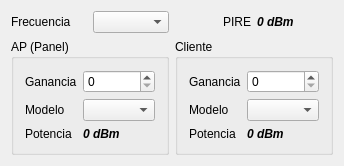
The window that mainwindow.ui (silderan/WiFiLinkCalc) describes before a commit, drawn with Qt 5.
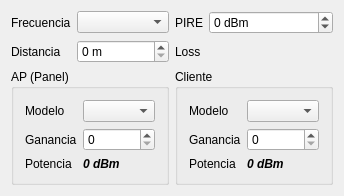
The same window after the commit. Custom widgets are drawn as their Qt base class.

What changed in the file:
```diff
--- a/mainwindow.ui
+++ b/mainwindow.ui
@@ -7,7 +7,7 @@
     <x>0</x>
     <y>0</y>
     <width>302</width>
-    <height>144</height>
+    <height>172</height>
    </rect>
   </property>
   <property name="windowTitle">
@@ -15,20 +15,30 @@
   </property>
   <widget class="QWidget" name="centralWidget">
    <layout class="QGridLayout" name="gridLayout">
-    <item row="0" column="0" colspan="2">
-     <layout class="QHBoxLayout" name="horizontalLayout">
-      <item>
+    <item row="0" column="0">
        <widget class="QLabel" name="label">
+      <property name="sizePolicy">
+       <sizepolicy hsizetype="Fixed" vsizetype="Preferred">
+        <horstretch>0</horstretch>
+        <verstretch>0</verstretch>
+       </sizepolicy>
+      </property>
         <property name="text">
          <string>Frecuencia</string>
         </property>
        </widget>
       </item>
-      <item>
+    <item row="0" column="1">
        <widget class="QFrequencyComboBox" name="cbFrecuencia"/>
       </item>
-      <item>
+    <item row="0" column="2">
        <widget class="QLabel" name="label_3">
+      <property name="sizePolicy">
+       <sizepolicy hsizetype="Fixed" vsizetype="Preferred">
+        <horstretch>0</horstretch>
+        <verstretch>0</verstretch>
+       </sizepolicy>
+      </property>
         <property name="text">
          <string>PIRE</string>
         </property>
@@ -37,48 +47,91 @@
         </property>
        </widget>
       </item>
-      <item>
-       <widget class="QLabel" name="lbPIRE">
+    <item row="0" column="3">
+     <widget class="QSpinBox" name="sbPIRE">
+      <property name="suffix">
+       <string> dBm</string>
+      </property>
+      <property name="minimum">
+       <number>-100</number>
+      </property>
+      <property name="maximum">
+       <number>100</number>
+      </property>
+     </widget>
+    </item>
+    <item row="1" column="0">
+     <widget class="QLabel" name="label_9">
+      <property name="sizePolicy">
+       <sizepolicy hsizetype="Fixed" vsizetype="Preferred">
+        <horstretch>0</horstretch>
+        <verstretch>0</verstretch>
+       </sizepolicy>
+      </property>
+      <property name="text">
+       <string>Distancia</string>
+      </property>
+     </widget>
+    </item>
+    <item row="1" column="1">
+     <widget class="QSpinBox" name="sbDistance">
+      <property name="suffix">
+       <string> m</string>
+      </property>
+      <property name="maximum">
+       <number>999999999</number>
+      </property>
+     </widget>
+    </item>
+    <item row="1" column="2">
+     <widget class="QLabel" name="label_10">
+      <property name="text">
+       <string>Loss</string>
+      </property>
+     </widget>
+    </item>
+    <item row="1" column="3">
+     <widget class="QLabel" name="lbLoss">
         <property name="font">
          <font>
+        <family>MS Sans Serif</family>
+        <pointsize>10</pointsize>
           <weight>75</weight>
           <italic>true</italic>
           <bold>true</bold>
          </font>
         </property>
         <property name="text">
-         <string>0 dBm</string>
+       <string/>
         </property>
        </widget>
       </item>
-     </layout>
-    </item>
-    <item row="1" column="0">
+    <item row="2" column="0" colspan="2">
      <widget class="QGroupBox" name="groupBox">
       <property name="title">
        <string>AP (Panel)</string>
       </property>
-      <layout class="QFormLayout" name="formLayout_2">
+      <layout class="QGridLayout" name="gridLayout_3">
        <item row="0" column="0">
-        <widget class="QLabel" name="label_2">
-         <property name="text">
-          <string>Ganancia</string>
-         </property>
-        </widget>
-       </item>
-       <item row="0" column="1">
-        <widget class="QSpinBox" name="sbAPGain"/>
-       </item>
-       <item row="1" column="0">
         <widget class="QLabel" name="label_8">
          <property name="text">
           <string>Modelo</string>
          </property>
         </widget>
        </item>
-       <item row="1" column="1">
+       <item row="0" column="1">
         <widget class="QAntennaGainCB" name="cbAPModel"/>
        </item>
+       <item row="1" column="0">
+        <widget class="QLabel" name="label_2">
+         <property name="text">
+          <string>Ganancia</string>
+         </property>
+        </widget>
+       </item>
+       <item row="1" column="1">
+        <widget class="QSpinBox" name="sbAPGain"/>
+       </item>
        <item row="2" column="0">
         <widget class="QLabel" name="label_6">
          <property name="text">
@@ -87,7 +140,7 @@
         </widget>
        </item>
        <item row="2" column="1">
-        <widget class="QLabel" name="lbRxPwd">
+        <widget class="QLabel" name="lbAPRxPwd">
          <property name="font">
           <font>
            <weight>75</weight>
@@ -103,32 +156,32 @@
       </layout>
      </widget>
     </item>
-    <item row="1" column="1">
+    <item row="2" column="2" colspan="2">
      <widget class="QGroupBox" name="groupBox_2">
       <property name="title">
        <string>Cliente</string>
       </property>
-      <layout class="QFormLayout" name="formLayout">
+      <layout class="QGridLayout" name="gridLayout_2">
        <item row="0" column="0">
-        <widget class="QLabel" name="label_4">
-         <property name="text">
-          <string>Ganancia</string>
-         </property>
-        </widget>
-       </item>
-       <item row="0" column="1">
-        <widget class="QSpinBox" name="sbClGain"/>
-       </item>
-       <item row="1" column="0">
         <widget class="QLabel" name="label_5">
          <property name="text">
           <string>Modelo</string>
          </property>
         </widget>
        </item>
-       <item row="1" column="1">
+       <item row="0" column="1">
         <widget class="QAntennaGainCB" name="cbClModel"/>
        </item>
+       <item row="1" column="0">
+        <widget class="QLabel" name="label_4">
+         <property name="text">
+          <string>Ganancia</string>
+         </property>
+        </widget>
+       </item>
+       <item row="1" column="1">
+        <widget class="QSpinBox" name="sbClGain"/>
+       </item>
        <item row="2" column="0">
         <widget class="QLabel" name="label_7">
          <property name="text">
@@ -137,7 +190,7 @@
         </widget>
        </item>
        <item row="2" column="1">
-        <widget class="QLabel" name="lbRxPwr">
+        <widget class="QLabel" name="lbClRxPwd">
          <property name="font">
           <font>
            <weight>75</weight>
```
Left out of the diff: 2 changed lines with no effect on the pictures. Lines whose indentation alone changed are shown as unchanged.
